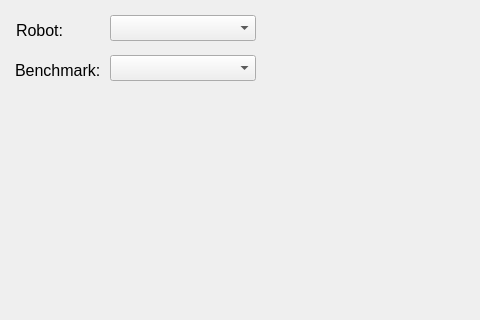
madrob-beast/eurobench_benchmarking_software, file gui/benchmark_gui/src/benchmark_gui/benchmark_gui.ui: the form before one commit; both pictures show x 0 to 480 and y 0 to 320 of the 1280 by 720 pixel window.
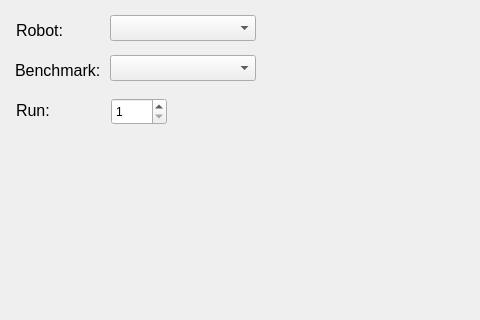
The form after the commit.

```diff
--- a/gui/benchmark_gui/src/benchmark_gui/benchmark_gui.ui
+++ b/gui/benchmark_gui/src/benchmark_gui/benchmark_gui.ui
@@ -275,6 +275,40 @@
     <bool>true</bool>
    </property>
   </widget>
+  <widget class="QLabel" name="runLabel">
+   <property name="geometry">
+    <rect>
+     <x>16</x>
+     <y>100</y>
+     <width>81</width>
+     <height>21</height>
+    </rect>
+   </property>
+   <property name="font">
+    <font>
+     <pointsize>12</pointsize>
+    </font>
+   </property>
+   <property name="text">
+    <string>Run:</string>
+   </property>
+  </widget>
+  <widget class="QSpinBox" name="run_spinbox">
+   <property name="geometry">
+    <rect>
+     <x>111</x>
+     <y>98</y>
+     <width>56</width>
+     <height>27</height>
+    </rect>
+   </property>
+   <property name="minimum">
+    <number>1</number>
+   </property>
+   <property name="maximum">
+    <number>999</number>
+   </property>
+  </widget>
   <zorder>robot_combo</zorder>
   <zorder>benchmark_combo</zorder>
   <zorder>robot_label</zorder>
```
Left out of the diff: 2 changed lines with no effect on the pictures.
